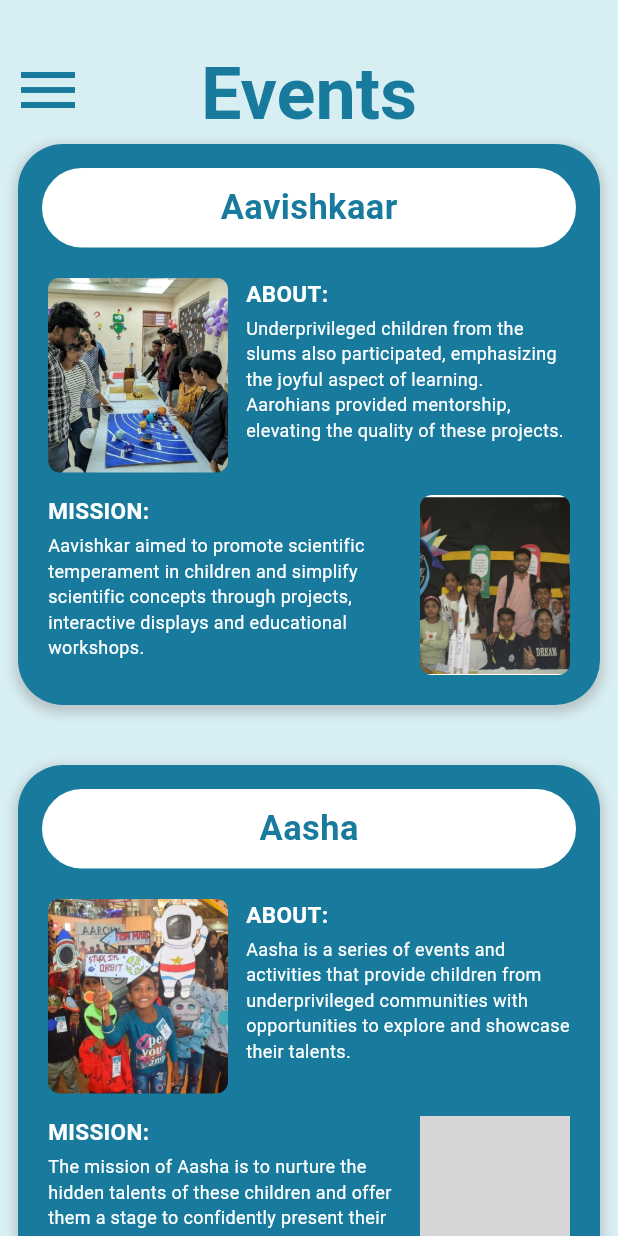
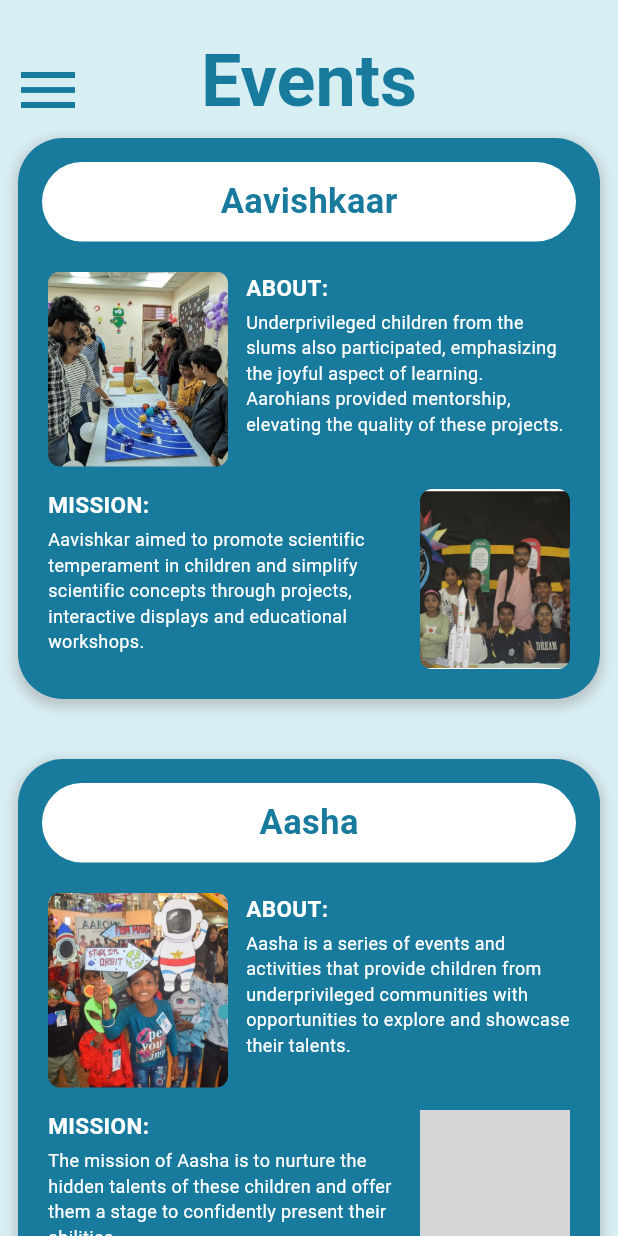
Before and after one commit to RealRakshit/Aaroha-App, a Flutter app: the EventsPage screen opened directly, on a phone screen of 412 x 824 dp. Run offline on Flutter 3.47's test engine with Material 3 defaults, Android fonts, the phone set to English and light mode, and no system bars; grey boxes are pictures that could not be loaded.

Commit message:
all prs updated

```diff
--- a/lib/components/app_bar.dart
+++ b/lib/components/app_bar.dart
@@ -6,8 +6,11 @@ class CustomAppBar extends StatelessWidget {
   final dynamic titleTheme;
   final dynamic iconColor;
 
-
-   const CustomAppBar({super.key,required this.title,required this.titleTheme,required this.iconColor});
+  const CustomAppBar(
+      {super.key,
+      required this.title,
+      required this.titleTheme,
+      required this.iconColor});
 
   @override
   Widget build(BuildContext context) {
@@ -16,20 +19,17 @@ class CustomAppBar extends StatelessWidget {
         child: AppBar(
           backgroundColor: Colors.transparent,
           centerTitle: true,
-          title: Padding(
-            padding: const EdgeInsets.only(top: 13.0),
-            child: Text(
-              title,
-              style:titleTheme,
-            ),
+          title: Text(
+            title,
+            style: titleTheme,
           ),
           leading: IconButton(
             onPressed: () {
-              Scaffold.of(context).openDrawer();//Open drawer on icon tap
+              Scaffold.of(context).openDrawer(); //Open drawer on icon tap
             },
             icon: const Icon(Icons.menu),
             iconSize: 48,
-            color:iconColor,
+            color: iconColor,
           ),
         ));
   }
--- a/lib/pages/events.dart
+++ b/lib/pages/events.dart
@@ -1,4 +1,5 @@
 import 'package:aaroha/components/app_bar.dart';
+import 'package:aaroha/components/app_drawer1.dart';
 import 'package:flutter/material.dart';
 
 class EventsPage extends StatelessWidget {
@@ -7,16 +8,18 @@ class EventsPage extends StatelessWidget {
   @override
   Widget build(BuildContext context) {
     return Scaffold(
-      body: SingleChildScrollView(
+      drawer: const AppDrawer(),
+      appBar: PreferredSize(preferredSize: const Size.fromHeight(80),
+        child: CustomAppBar(
+          title: "Events",
+          titleTheme: Theme.of(context).textTheme.titleLarge,
+          iconColor: Theme.of(context).colorScheme.primary,
+        ),
+      ),
+      body: const SingleChildScrollView(
         child: Column(
           children: [
-            CustomAppBar(
-              title: "Events",
-              titleTheme: Theme.of(context).textTheme.titleLarge,
-              iconColor: Theme.of(context).colorScheme.primary,
-            ),
-           const EventCard(
-
+           EventCard(
               title: 'Aavishkaar',
               about:
               'Underprivileged children from the slums also participated, emphasizing the joyful aspect of learning. Aarohians provided mentorship, elevating the quality of these projects.',
@@ -25,8 +28,8 @@ class EventsPage extends StatelessWidget {
               image1: 'lib/images/big_image.jpg',
               image2: 'lib/images/avishkar.jpg',
             ),
-           const SizedBox(height: 16),
-          const  EventCard(
+           SizedBox(height: 16),
+          EventCard(
               title: 'Aasha',
               about:
               'Aasha is a series of events and activities that provide children from underprivileged communities with opportunities to explore and showcase their talents.',
@@ -35,8 +38,8 @@ class EventsPage extends StatelessWidget {
               image1: 'lib/images/aasha.jpg',
               image2: 'lib/images/anand.jpg',
             ),
-           const SizedBox(height: 16),
-           const EventCard(
+           SizedBox(height: 16),
+           EventCard(
               title: 'A Se Ah',
               about:
               '‘A se Ah’ is an annual event conducted under Project Anand by Aaroha. It recreates the spirit of an annual school function for the underprivileged children.',
@@ -45,8 +48,8 @@ class EventsPage extends StatelessWidget {
               image1: 'lib/images/a_se_ah.jpg',
               image2: 'lib/images/a_se_ah2.jpg',
             ),
-           const SizedBox(height: 16),
-           const EventCard(
+           SizedBox(height: 16),
+           EventCard(
               title: 'Aakar',
               about:
               'Initiated in 2014, Project Aakar aims at the holistic development of children. Each weekend, diverse activities are organized to equip them with multidisciplinary skills.',
@@ -55,8 +58,8 @@ class EventsPage extends StatelessWidget {
               image1: 'lib/images/aakar.jpg',
               image2: 'lib/images/aakar2.jpg',
             ),
-           const SizedBox(height: 16),
-          const  EventCard(
+           SizedBox(height: 16),
+          EventCard(
               title: 'Fund Raising',
               about:
               'Every year, on Independence Day (15th August) and Republic Day (26th January), Aaroha organizes fundraising events across different locations in Bhopal.',
@@ -65,8 +68,8 @@ class EventsPage extends StatelessWidget {
               image1: 'lib/images/fund_raising.jpg',
               image2: 'lib/images/aahar.jpg',
             ),
-           const SizedBox(height: 16),
-          const  EventCard(
+           SizedBox(height: 16),
+          EventCard(
               title: 'Unmilanam',
               about:
               'Unmilanam is an event designed to celebrate the essence of the Indian education system. A distinguished guest is invited to speak about the importance of education.',
@@ -75,8 +78,8 @@ class EventsPage extends StatelessWidget {
               image1: 'lib/images/unmilnam.jpg',
               image2: 'lib/images/akshar.jpg',
             ),
-           const SizedBox(height: 16),
-          const  EventCard(
+           SizedBox(height: 16),
+          EventCard(
               title: 'Alankaran',
               about:
               'Alankaran is a formal event organized to honor the outgoing final-year management team of Aaroha and to recognize the dedication and hard work of volunteers.',
```
Also changed, not shown: lib/pages/projects.dart (+19 -12 lines).
